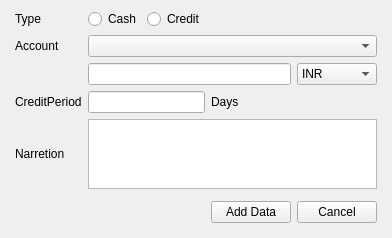
Before: the Qt Designer form Resources/Ui/SalesEntry.ui in Darshitjivani/MBAS, drawn with Qt 5.
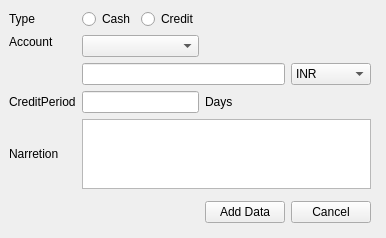
After: the same form once the commit is applied.

What changed in the file:
```diff
--- a/Resources/Ui/SalesEntry.ui
+++ b/Resources/Ui/SalesEntry.ui
@@ -21,98 +21,21 @@
     <string notr="true"/>
    </property>
    <layout class="QGridLayout" name="gridLayout">
-    <item row="2" column="6">
-     <widget class="QComboBox" name="cbCurrency">
-      <item>
-       <property name="text">
-        <string>INR</string>
-       </property>
-      </item>
-      <item>
-       <property name="text">
-        <string>USD</string>
-       </property>
-      </item>
-     </widget>
-    </item>
-    <item row="0" column="5">
-     <widget class="Line" name="line_5">
-      <property name="styleSheet">
-       <string notr="true">background-color: transparent</string>
-      </property>
-      <property name="orientation">
-       <enum>Qt::Vertical</enum>
-      </property>
-     </widget>
-    </item>
-    <item row="5" column="5">
-     <widget class="Line" name="line_4">
-      <property name="styleSheet">
-       <string notr="true">background-color: transparent</string>
-      </property>
-      <property name="orientation">
-       <enum>Qt::Vertical</enum>
-      </property>
-     </widget>
-    </item>
-    <item row="6" column="5">
-     <widget class="QPushButton" name="pdAddRaw">
+    <item row="0" column="0">
+     <widget class="QLabel" name="label_3">
       <property name="text">
-       <string>Add Data</string>
+       <string>Type</string>
       </property>
-      <property name="shortcut">
-       <string>Enter</string>
-      </property>
      </widget>
     </item>
-    <item row="7" column="5">
-     <widget class="Line" name="line_3">
-      <property name="styleSheet">
-       <string notr="true">background-color: transparent</string>
-      </property>
-      <property name="orientation">
-       <enum>Qt::Vertical</enum>
-      </property>
-     </widget>
-    </item>
-    <item row="0" column="3">
+    <item row="0" column="1">
      <widget class="QRadioButton" name="rbCash">
       <property name="text">
        <string>Cash</string>
       </property>
      </widget>
     </item>
-    <item row="4" column="2">
-     <widget class="QLabel" name="label_2">
-      <property name="text">
-       <string>Narretion</string>
-      </property>
-     </widget>
-    </item>
-    <item row="4" column="3" colspan="4">
-     <widget class="QTextBrowser" name="tbNarretion"/>
-    </item>
-    <item row="6" column="6">
-     <widget class="QPushButton" name="pbcancel">
-      <property name="text">
-       <string>Cancel</string>
-      </property>
-      <property name="shortcut">
-       <string>Esc</string>
-      </property>
-     </widget>
-    </item>
-    <item row="1" column="3" colspan="4">
-     <widget class="QComboBox" name="cbAccountName"/>
-    </item>
-    <item row="2" column="7">
-     <widget class="Line" name="line_2">
-      <property name="orientation">
-       <enum>Qt::Horizontal</enum>
-      </property>
-     </widget>
-    </item>
-    <item row="0" column="4">
+    <item row="0" column="2">
      <widget class="QRadioButton" name="rbCredit">
       <property name="styleSheet">
        <string notr="true"/>
@@ -122,51 +45,121 @@
       </property>
      </widget>
     </item>
-    <item row="2" column="3" colspan="3">
-     <widget class="QLineEdit" name="leAmount">
-      <property name="placeholderText">
-       <string/>
+    <item row="0" column="3">
+     <widget class="Line" name="line_5">
+      <property name="styleSheet">
+       <string notr="true">background-color: transparent</string>
+      </property>
+      <property name="orientation">
+       <enum>Qt::Vertical</enum>
       </property>
      </widget>
     </item>
     <item row="1" column="0">
-     <widget class="Line" name="line">
-      <property name="orientation">
-       <enum>Qt::Horizontal</enum>
-      </property>
-     </widget>
-    </item>
-    <item row="1" column="2">
      <widget class="QLabel" name="label">
       <property name="text">
        <string>Account</string>
       </property>
      </widget>
     </item>
-    <item row="0" column="2">
-     <widget class="QLabel" name="label_3">
-      <property name="text">
-       <string>Type</string>
+    <item row="1" column="1" rowspan="2" colspan="2">
+     <widget class="QComboBox" name="cbAccountName"/>
+    </item>
+    <item row="3" column="1" colspan="3">
+     <widget class="QLineEdit" name="leAmount">
+      <property name="placeholderText">
+       <string/>
       </property>
      </widget>
     </item>
-    <item row="3" column="2">
+    <item row="3" column="4">
+     <widget class="QComboBox" name="cbCurrency">
+      <item>
+       <property name="text">
+        <string>INR</string>
+       </property>
+      </item>
+      <item>
+       <property name="text">
+        <string>USD</string>
+       </property>
+      </item>
+     </widget>
+    </item>
+    <item row="3" column="5">
+     <widget class="Line" name="line_2">
+      <property name="orientation">
+       <enum>Qt::Horizontal</enum>
+      </property>
+     </widget>
+    </item>
+    <item row="4" column="0">
      <widget class="QLabel" name="label_4">
       <property name="text">
        <string>CreditPeriod</string>
       </property>
      </widget>
     </item>
-    <item row="3" column="3" colspan="2">
+    <item row="4" column="1" colspan="2">
      <widget class="QLineEdit" name="lineEdit"/>
     </item>
-    <item row="3" column="5">
+    <item row="4" column="3">
      <widget class="QLabel" name="label_5">
       <property name="text">
        <string>Days</string>
       </property>
      </widget>
     </item>
+    <item row="5" column="0">
+     <widget class="QLabel" name="label_2">
+      <property name="text">
+       <string>Narretion</string>
+      </property>
+     </widget>
+    </item>
+    <item row="5" column="1" colspan="4">
+     <widget class="QTextBrowser" name="tbNarretion"/>
+    </item>
+    <item row="6" column="3">
+     <widget class="Line" name="line_4">
+      <property name="styleSheet">
+       <string notr="true">background-color: transparent</string>
+      </property>
+      <property name="orientation">
+       <enum>Qt::Vertical</enum>
+      </property>
+     </widget>
+    </item>
+    <item row="7" column="3">
+     <widget class="QPushButton" name="pdAddRaw">
+      <property name="text">
+       <string>Add Data</string>
+      </property>
+      <property name="shortcut">
+       <string>Enter</string>
+      </property>
+     </widget>
+    </item>
+    <item row="7" column="4">
+     <widget class="QPushButton" name="pbcancel">
+      <property name="text">
+       <string>Cancel</string>
+      </property>
+      <property name="shortcut">
+       <string>Esc</string>
+      </property>
+     </widget>
+    </item>
+    <item row="8" column="3">
+     <widget class="Line" name="line_3">
+      <property name="styleSheet">
+       <string notr="true">background-color: transparent</string>
+      </property>
+      <property name="orientation">
+       <enum>Qt::Vertical</enum>
+      </property>
+     </widget>
+    </item>
    </layout>
   </widget>
  </widget>
```
